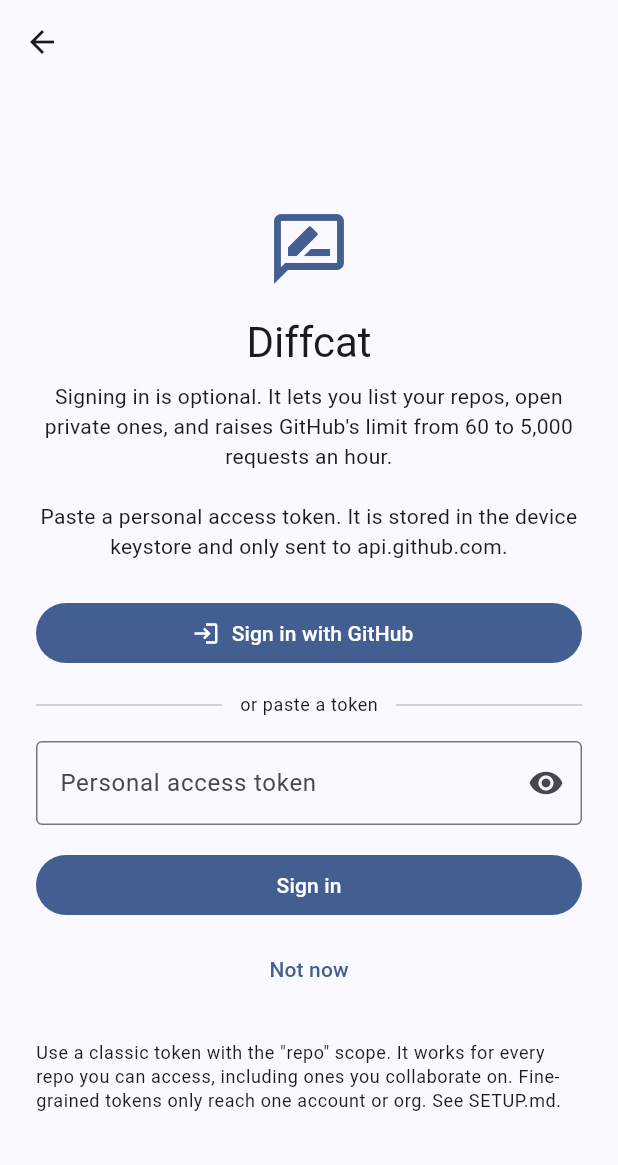
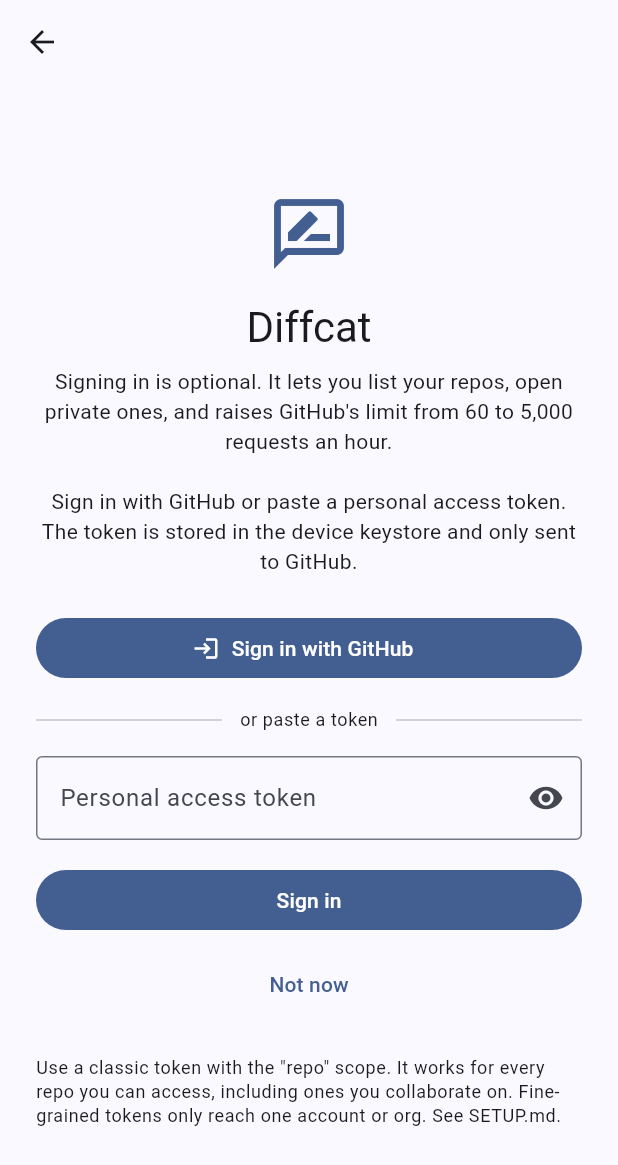
Before and after one commit to mohamadtout/diffcat, a Flutter app: the TokenScreen screen opened by its route, on a phone screen of 412 x 824 dp. Shown: the top 1165 px of the screen. Run offline on Flutter 3.47's test engine with Material 3 defaults, Android fonts, the phone set to English and light mode, and no system bars; our stand-ins replace dio, flutter_local_notifications, flutter_riverpod, flutter_secure_storage, go_router, image_picker and 1 more; missing offline and left inert: dartssh2, pinenacl, re_highlight, super_sliver_list, workmanager, xterm; accounts and stored records are empty.

Commit message:
Sign-in screen: mention both ways to sign in
Co-Authored-By: Claude Opus 5.5 <noreply@anthropic.com>

```diff
--- a/app/lib/features/auth/token_screen.dart
+++ b/app/lib/features/auth/token_screen.dart
@@ -79,6 +79,7 @@ class _TokenScreenState extends ConsumerState<TokenScreen> {
   @override
   Widget build(BuildContext context) {
     final theme = Theme.of(context);
+    final deviceFlow = ref.watch(deviceFlowProvider);
     return Scaffold(
       appBar: AppBar(leading: BackButton(onPressed: _leave)),
       body: SafeArea(
@@ -97,13 +98,13 @@ class _TokenScreenState extends ConsumerState<TokenScreen> {
                   Text(
                     'Signing in is optional. It lets you list your repos, open private ones, and raises '
                     "GitHub's limit from 60 to 5,000 requests an hour.\n\n"
-                    'Paste a personal access token. It is stored in the device keystore and only sent to '
-                    'api.github.com.',
+                    '${deviceFlow == null ? 'Paste a personal access token' : 'Sign in with GitHub or paste a personal access token'}. '
+                    'The token is stored in the device keystore and only sent to GitHub.',
                     textAlign: TextAlign.center,
                     style: theme.textTheme.bodyMedium,
                   ),
                   const SizedBox(height: 24),
-                  if (ref.watch(deviceFlowProvider) case final flow?) ...[
+                  if (deviceFlow case final flow?) ...[
                     FilledButton.icon(
                       icon: const Icon(Icons.login),
                       label: const Text('Sign in with GitHub'),
```
Also changed, not shown: 1 other file.
